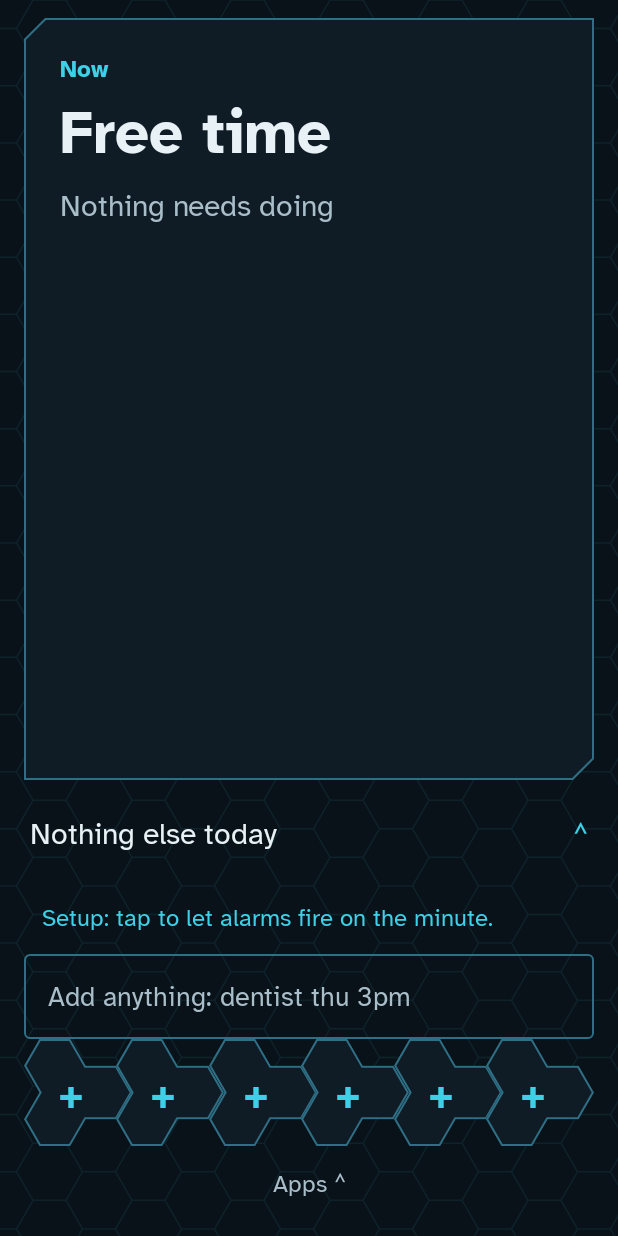
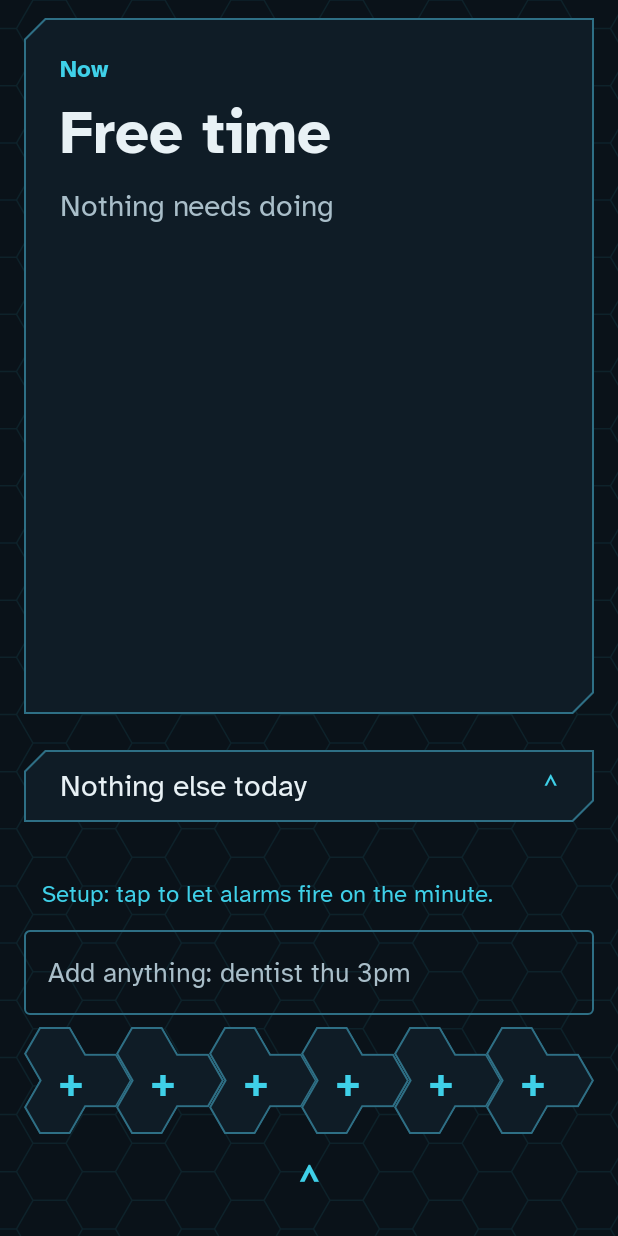
Before and after one commit to FallhammerLord/Initiative_Calendar, an Android app built with Jetpack Compose: the screen it shows after launch (MainActivity), on a phone screen of 412 x 824 dp. Run offline under Robolectric (Android 15) with nearby library versions, the phone set to English and light mode, and no system bars; our stand-ins replace Room's generated code.

Commit message:
Layout rhythm: zone and inside gaps, framed day strip, Apps pull tab
- Space.zone (24dp) between the board's zones and Space.inside (8dp) within
  one; settings, recap, and edit form follow the same rhythm.
- The folded day panel is a framed Strip whose text lines up with the Now
  card's. The dock sits 8dp below quick-add.
- The Apps button becomes a slim pull tab under the dock (48dp touch target,
  spoken as "Apps").
- Free time says why honestly: "Back at 3:30 PM: taxes" or "Nothing else is
  due today" when no task is available yet; "Nothing fits" only when one is
  but none fits the gap.
- Design guard: no hand-typed spacing outside Design.kt.
- Spec: Layout rhythm rules, with sources.

Co-Authored-By: Claude Opus 5.5 <noreply@anthropic.com>
Claude-Session: https://claude.ai/code/session_01UqUncHy39EwzRQR8gYQFLp

```diff
--- a/app/src/main/java/net/fallhammer/initiative/ui/BoardScreen.kt
+++ b/app/src/main/java/net/fallhammer/initiative/ui/BoardScreen.kt
@@ -21,6 +21,7 @@ import androidx.compose.foundation.layout.Box
 import androidx.compose.foundation.layout.BoxWithConstraints
 import androidx.compose.foundation.layout.Column
 import androidx.compose.foundation.layout.Row
+import androidx.compose.foundation.layout.RowScope
 import androidx.compose.foundation.layout.Spacer
 import androidx.compose.foundation.layout.fillMaxSize
 import androidx.compose.foundation.layout.fillMaxWidth
@@ -158,10 +159,10 @@ fun BoardScreen(vm: BoardViewModel) {
                         onFocus = vm::startFocus,
                         onEdit = vm.edit::open,
                     )
-                    Spacer(Modifier.height(Space.m))
+                    Spacer(Modifier.height(Space.zone))
                     // Folded, the day panel is just the Next line: swipe it up or tap it to open.
                     DayBar(ui, open = false, onToggle = { expanded = true }, modifier = Modifier.onSwipeUp { expanded = true })
-                    Spacer(Modifier.height(Space.s))
+                    Spacer(Modifier.height(Space.zone))
                     // The weekly recopy waits while an anchor is Now.
                     if (recopyDue && ui.board?.now?.item?.isAnchor != true) {
                         RecopyPrompt(onStart = vm.recopy::start, onLater = vm.recopy::later)
@@ -177,18 +178,20 @@ fun BoardScreen(vm: BoardViewModel) {
                     // One setup step at a time, until all are done.
                     setup.firstOrNull()?.let { step -> PromptLine(stringResource(step.text)) { openStep(step) } }
                     QuickAdd(onSubmit = vm::submit)
+                    Spacer(Modifier.height(Space.inside))
                     // The way to the app drawer: a swipe up that starts in this bottom band,
-                    // which sits above Android's own gesture strip, or the Apps button.
+                    // which sits above Android's own gesture strip, or the Apps handle.
                     Column(
                         Modifier
                             .fillMaxWidth()
                             .heightIn(min = DRAWER_BAND)
                             .onSwipeUp(DRAWER_SWIPE) { vm.setDrawer(true) },
                         horizontalAlignment = Alignment.CenterHorizontally,
-                        verticalArrangement = Arrangement.Bottom,
+                        verticalArrangement = Arrangement.spacedBy(Space.inside, Alignment.Bottom),
                     ) {
                         Dock(dock, icons, onTap = vm::tapSlot, onHold = vm::holdSlot)
-                        QuietButton(stringResource(R.string.apps_button), onClick = { vm.setDrawer(true) })
+                        // The Apps button, as a slim pull tab: the swipe's visible twin.
+                        Handle(stringResource(R.string.day_open_mark), stringResource(R.string.apps_open), onClick = { vm.setDrawer(true) })
                     }
                 }
                 // Open, the day panel lies over the board, so the Now card keeps its shape.
@@ -385,6 +388,7 @@ private fun FocusScreen(focus: FocusView, now: LocalDateTime, onDone: (Item) ->
  */
 @Composable
 private fun DayBar(ui: BoardUi, open: Boolean, onToggle: () -> Unit, modifier: Modifier = Modifier) {
+    // Folded, it's a framed strip lined up with the Now card; open, it heads the sheet.
     val next = ui.board?.next
     val start = next?.start
     val text = when {
@@ -392,14 +396,8 @@ private fun DayBar(ui: BoardUi, open: Boolean, onToggle: () -> Unit, modifier: M
         next.isAnchor && start != null -> stringResource(R.string.next_anchor, next.title, Formats.countdown(ui.now, start))
         else -> stringResource(R.string.next_float, next.title)
     }
-    Row(
-        modifier
-            .fillMaxWidth()
-            .heightIn(min = Tap.min)
-            .clickable(onClickLabel = stringResource(if (open) R.string.day_close else R.string.day_open), onClick = onToggle)
-            .padding(horizontal = Space.xs),
-        verticalAlignment = Alignment.CenterVertically,
-    ) {
+    val tap = modifier.clickable(onClickLabel = stringResource(if (open) R.string.day_close else R.string.day_open), onClick = onToggle)
+    val content: @Composable RowScope.() -> Unit = {
         Body(text, Modifier.weight(1f), color = Ink.text)
         Text(
             stringResource(if (open) R.string.day_close_mark else R.string.day_open_mark),
@@ -407,6 +405,11 @@ private fun DayBar(ui: BoardUi, open: Boolean, onToggle: () -> Unit, modifier: M
             color = Ink.accent,
             modifier = Modifier.clearAndSetSemantics { },
         )
+    }
+    if (open) {
+        Row(tap.fillMaxWidth().heightIn(min = Tap.min), verticalAlignment = Alignment.CenterVertically, content = content)
+    } else {
+        Strip(tap, content)
     }
 }
 
--- a/app/src/main/java/net/fallhammer/initiative/ui/Design.kt
+++ b/app/src/main/java/net/fallhammer/initiative/ui/Design.kt
@@ -3,13 +3,16 @@ package net.fallhammer.initiative.ui
 import androidx.compose.foundation.BorderStroke
 import androidx.compose.foundation.background
 import androidx.compose.foundation.border
+import androidx.compose.foundation.clickable
 import androidx.compose.foundation.layout.Arrangement
+import androidx.compose.foundation.layout.Box
 import androidx.compose.foundation.layout.Column
 import androidx.compose.foundation.layout.ColumnScope
 import androidx.compose.foundation.layout.ExperimentalLayoutApi
 import androidx.compose.foundation.layout.FlowRow
 import androidx.compose.foundation.layout.PaddingValues
 import androidx.compose.foundation.layout.Row
+import androidx.compose.foundation.layout.RowScope
 import androidx.compose.foundation.layout.fillMaxSize
 import androidx.compose.foundation.layout.fillMaxWidth
 import androidx.compose.foundation.layout.heightIn
@@ -30,11 +33,13 @@ import androidx.compose.ui.Alignment
 import androidx.compose.ui.Modifier
 import androidx.compose.ui.draw.clip
 import androidx.compose.ui.draw.drawWithCache
+import androidx.compose.ui.graphics.Color
 import androidx.compose.ui.graphics.Path
 import androidx.compose.ui.graphics.drawscope.Stroke
-import androidx.compose.ui.graphics.Color
 import androidx.compose.ui.platform.LocalDensity
 import androidx.compose.ui.semantics.Role
+import androidx.compose.ui.semantics.clearAndSetSemantics
+import androidx.compose.ui.semantics.contentDescription
 import androidx.compose.ui.semantics.heading
 import androidx.compose.ui.semantics.role
 import androidx.compose.ui.semantics.selected
@@ -63,6 +68,14 @@ object Space {
     val l = 16.dp
     val xl = 24.dp
     val xxl = 32.dp
+
+    /*
+     * Layout rhythm. Panels group by distance: a wide gap between zones (what's
+     * Now, the day, getting to things), a narrow one inside a zone. Form fields
+     * sit [l] apart. Touch targets keep at least [inside] between them.
+     */
+    val zone = xl
+    val inside = s
 }
 
 /** Touch-target heights. */
@@ -102,6 +115,44 @@ fun Screen(modifier: Modifier = Modifier, content: @Composable ColumnScope.() ->
             .padding(horizontal = Space.l, vertical = Space.m),
         content = content,
     )
+}
+
+/**
+ * A one-line panel, framed like a [Card], with the same side padding so its text
+ * lines up with the card's. The folded day panel is one.
+ */
+@Composable
+fun Strip(modifier: Modifier = Modifier, content: @Composable RowScope.() -> Unit) {
+    val look = LocalLook.current
+    Row(
+        modifier
+            .fillMaxWidth()
+            .heightIn(min = Tap.min)
+            .clip(look.cardShape)
+            .background(Ink.surface)
+            .then(if (look.framed) Modifier.border(Hairline, Ink.frame, look.cardShape) else Modifier)
+            .padding(horizontal = Space.xl, vertical = Space.s),
+        verticalAlignment = Alignment.CenterVertically,
+        content = content,
+    )
+}
+
+/**
+ * A slim pull tab along the bottom edge: just a mark, with a full-size touch
+ * target and a spoken [label].
+ */
+@Composable
+fun Handle(mark: String, label: String, onClick: () -> Unit, modifier: Modifier = Modifier) {
+    Box(
+        modifier
+            .fillMaxWidth()
+            .heightIn(min = Tap.min)
+            .clickable(onClickLabel = label, onClick = onClick)
+            .semantics { contentDescription = label },
+        contentAlignment = Alignment.Center,
+    ) {
+        Text(mark, style = Type.title, color = Ink.accent, modifier = Modifier.clearAndSetSemantics { })
+    }
 }
 
 /** The raised surface the Now card and alarm sit on. */
--- a/app/src/main/java/net/fallhammer/initiative/ui/EditScreen.kt
+++ b/app/src/main/java/net/fallhammer/initiative/ui/EditScreen.kt
@@ -211,8 +211,9 @@ private fun DateLine(set: String?, unset: String, onPick: () -> Unit, onClear: (
 
 @Composable
 private fun Part(content: @Composable () -> Unit) {
+    // Form fields sit Space.l apart; the controls of one field, Space.inside.
     Spacer(Modifier.height(Space.l))
-    Column(Modifier.fillMaxWidth(), verticalArrangement = Arrangement.spacedBy(Space.s)) { content() }
+    Column(Modifier.fillMaxWidth(), verticalArrangement = Arrangement.spacedBy(Space.inside)) { content() }
 }
 
 private fun minutes(n: Int): String = Formats.countdown(Duration.ofMinutes(n.toLong()))
--- a/app/src/main/java/net/fallhammer/initiative/ui/RecapScreens.kt
+++ b/app/src/main/java/net/fallhammer/initiative/ui/RecapScreens.kt
@@ -119,8 +119,8 @@ fun RecopyScreen(
 
 @Composable
 private fun Part(title: String, content: @Composable () -> Unit) {
-    Spacer(Modifier.height(Space.l))
+    Spacer(Modifier.height(Space.zone))
     Label(title)
     Spacer(Modifier.height(Space.xs))
-    Column(Modifier.fillMaxWidth(), verticalArrangement = Arrangement.spacedBy(Space.xs)) { content() }
+    Column(Modifier.fillMaxWidth(), verticalArrangement = Arrangement.spacedBy(Space.inside)) { content() }
 }
--- a/app/src/main/java/net/fallhammer/initiative/ui/SettingsScreen.kt
+++ b/app/src/main/java/net/fallhammer/initiative/ui/SettingsScreen.kt
@@ -149,7 +149,7 @@ fun SettingsScreen(
 /** A labelled group of settings. */
 @Composable
 private fun Section(title: String, content: @Composable () -> Unit) {
-    Spacer(Modifier.height(Space.l))
+    Spacer(Modifier.height(Space.zone))
     Label(title)
     Spacer(Modifier.height(Space.xs))
     Column(Modifier.fillMaxWidth()) { content() }
--- a/app/src/main/res/values/strings.xml
+++ b/app/src/main/res/values/strings.xml
@@ -32,7 +32,7 @@
     <string name="ask_anchor">Anchor…</string>
     <string name="ask_cancel">Cancel</string>
     <string name="quick_add_hint">Add anything: dentist thu 3pm</string>
-    <string name="apps_button">Apps ⌃</string>
+    <string name="apps_open">Apps</string>
     <string name="flash_done">Done</string>
     <string name="flash_added">Added: %1$s</string>
     <string name="flash_anchor_skipped">Off today\'s board</string>
--- a/core/src/main/kotlin/initiative/core/Placement.kt
+++ b/core/src/main/kotlin/initiative/core/Placement.kt
@@ -66,9 +66,9 @@ class Placement(private val window: DayWindow = DayWindow()) {
         val current = gaps.firstOrNull { now in it } ?: return Board(NowPick(null, "Nothing fits right now"), nextAnchor)
         val longest = gaps.maxOf { it.minutes }
 
-        val ranked = rank(eligible(floats, now).filter { fits(it, current, longest) }, today)
-        val top = ranked.firstOrNull()
-            ?: return Board(NowPick(null, if (floats.isEmpty()) "Nothing needs doing" else "Nothing fits before ${current.after?.title ?: "the day ends"}"), nextAnchor)
+        val ready = eligible(floats, now)
+        val ranked = rank(ready.filter { fits(it, current, longest) }, today)
+        val top = ranked.firstOrNull() ?: return Board(NowPick(null, idleReason(floats, ready, current, now)), nextAnchor)
 
         val reason = reasonFor(top, ranked.getOrNull(1), current, longest, today)
         return Board(NowPick(top, reason), nextAnchor ?: ranked.getOrNull(1), until = current.end)
@@ -215,6 +215,22 @@ class Placement(private val window: DayWindow = DayWindow()) {
                 .thenBy { it.createdAt },
         )
 
+    /**
+     * Why Now is Free time. "Nothing fits" only when a task could be shown but
+     * none fits this gap; otherwise when the next one is back, or that nothing
+     * else is due today.
+     */
+    private fun idleReason(floats: List<Item>, ready: List<Item>, current: Gap, now: LocalDateTime): String {
+        if (floats.isEmpty()) return "Nothing needs doing"
+        if (ready.isNotEmpty()) return "Nothing fits before ${current.after?.title ?: "the day ends"}"
+        val today = now.toLocalDate()
+        val back = floats
+            .filter { f -> f.pinnedSlot == null && (f.earliestStart == null || !f.earliestStart.isAfter(today)) }
+            .mapNotNull { f -> f.notBefore?.takeIf { it.isAfter(now) && it.toLocalDate() == today }?.let { f to it } }
+            .minByOrNull { it.second }
+        return back?.let { (f, at) -> "Back at ${Formats.clock(at)}: ${f.title}" } ?: "Nothing else is due today"
+    }
+
     private fun reasonFor(top: Item, second: Item?, gap: Gap, longest: Long, today: LocalDate): String {
         val p = top.resolvePriority(today)
         val q = second?.resolvePriority(today)
```
Also changed, not shown: 4 other files.
